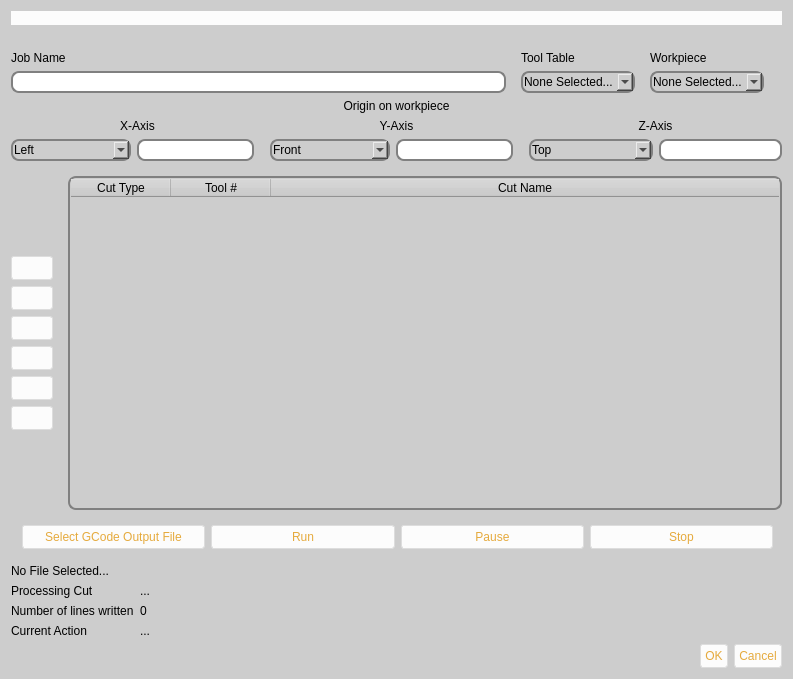
Qt form buildbotics/resources/ui/createjob.ui (DougCoffland/FreeCADGCodeWB) before a commit.
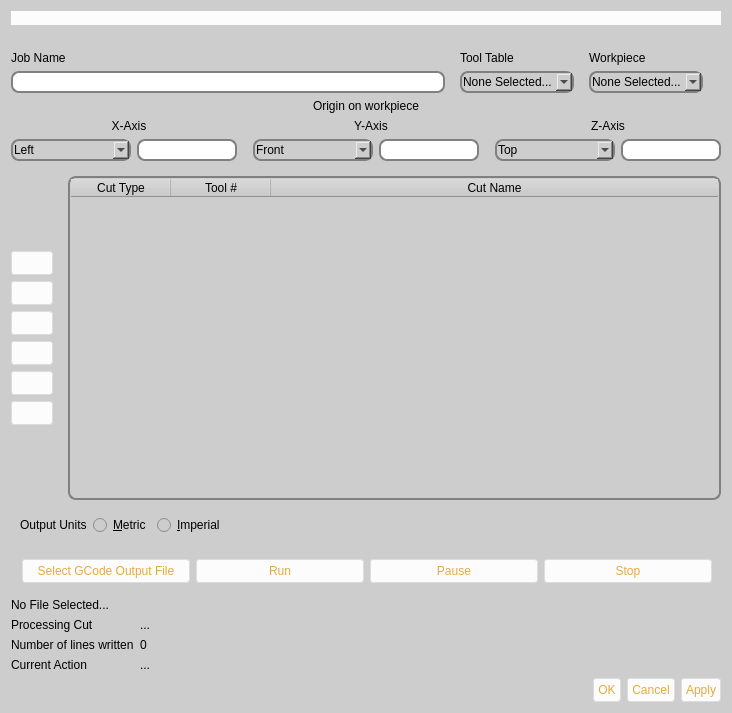
The same form after that commit. Icons and pictures are not drawn.

Commit message: GCodeJob and Cut GUIs working

Patch:
```diff
--- a/buildbotics/resources/ui/createjob.ui
+++ b/buildbotics/resources/ui/createjob.ui
@@ -9,8 +9,8 @@
    <rect>
     <x>0</x>
     <y>0</y>
-    <width>793</width>
-    <height>679</height>
+    <width>728</width>
+    <height>713</height>
    </rect>
   </property>
   <property name="windowTitle">
@@ -591,7 +591,7 @@
           <number>0</number>
          </property>
          <item>
-          <widget class="QLabel" name="label">
+          <widget class="QLabel" name="workpieceL">
            <property name="styleSheet">
             <string notr="true"/>
            </property>
@@ -1267,6 +1267,52 @@
      </layout>
     </widget>
    </item>
+   <item>
+    <widget class="QFrame" name="frame_18">
+     <property name="frameShape">
+      <enum>QFrame::StyledPanel</enum>
+     </property>
+     <property name="frameShadow">
+      <enum>QFrame::Raised</enum>
+     </property>
+     <layout class="QHBoxLayout" name="horizontalLayout_10">
+      <item>
+       <widget class="QLabel" name="label">
+        <property name="text">
+         <string>Output Units</string>
+        </property>
+       </widget>
+      </item>
+      <item>
+       <widget class="QRadioButton" name="radioButton">
+        <property name="text">
+         <string>&amp;Metric</string>
+        </property>
+       </widget>
+      </item>
+      <item>
+       <widget class="QRadioButton" name="radioButton_2">
+        <property name="text">
+         <string>&amp;Imperial</string>
+        </property>
+       </widget>
+      </item>
+      <item>
+       <spacer name="horizontalSpacer">
+        <property name="orientation">
+         <enum>Qt::Horizontal</enum>
+        </property>
+        <property name="sizeHint" stdset="0">
+         <size>
+          <width>40</width>
+          <height>20</height>
+         </size>
+        </property>
+       </spacer>
+      </item>
+     </layout>
+    </widget>
+   </item>
    <item>
     <widget class="QFrame" name="frame_8">
      <property name="styleSheet">
@@ -1436,7 +1482,7 @@
       <string notr="true"/>
      </property>
      <property name="standardButtons">
-      <set>QDialogButtonBox::Cancel|QDialogButtonBox::Ok</set>
+      <set>QDialogButtonBox::Apply|QDialogButtonBox::Cancel|QDialogButtonBox::Ok</set>
      </property>
     </widget>
    </item>
```
Left out of the diff: 56 changed lines with no effect on the pictures. The commit also changes 7 other files.
